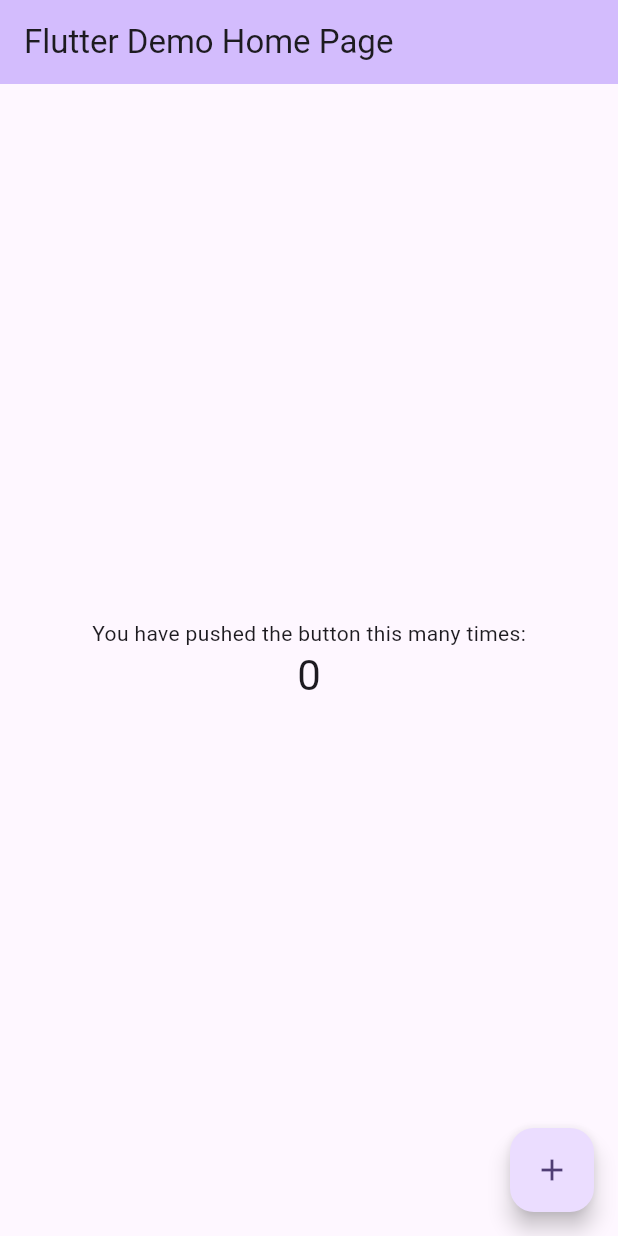
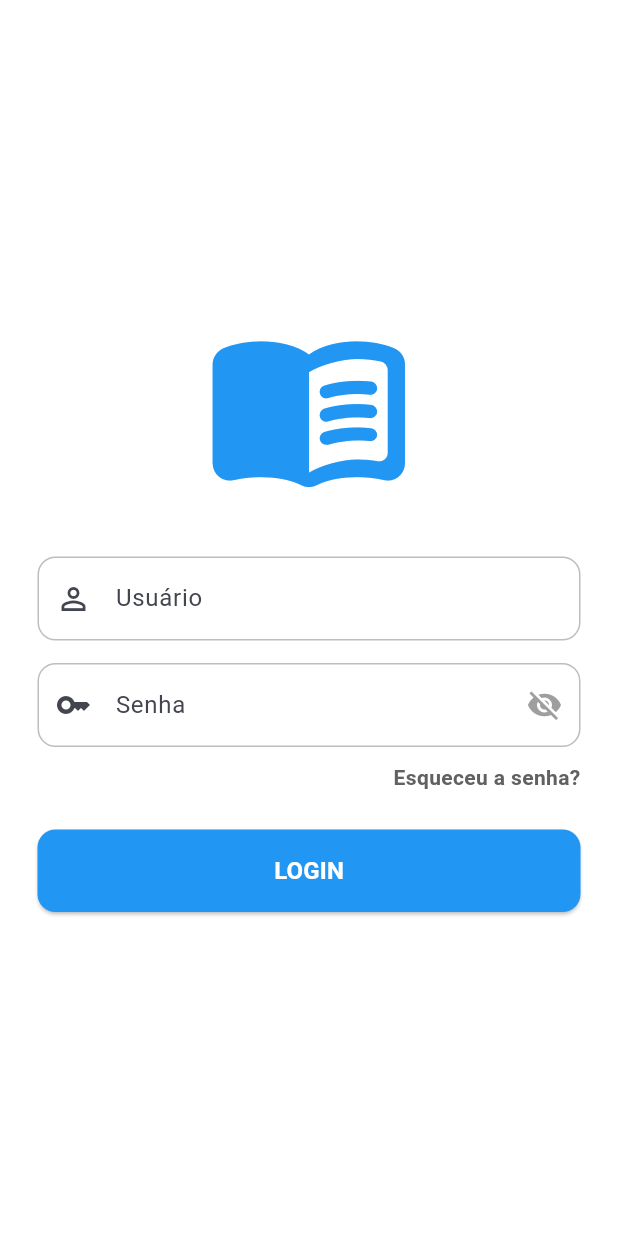
Before and after one commit to AvisonCirilo/pre_missao, a Flutter app: the screen it shows after launch, on a phone screen of 412 x 824 dp. Run offline on Flutter 3.47's test engine with Material 3 defaults, Android fonts, the phone set to English and light mode, and no system bars.

Commit message:
Configuração de telas: Login, recuperação de Senha

```diff
--- a/lib/main.dart
+++ b/lib/main.dart
@@ -1,122 +1,23 @@
 import 'package:flutter/material.dart';
+import 'package:missao_app/telas/login_tela.dart';
 
 void main() {
-  runApp(const MyApp());
+  runApp(const MissaoApp());
 }
 
-class MyApp extends StatelessWidget {
-  const MyApp({super.key});
+class MissaoApp extends StatelessWidget {
+  const MissaoApp({super.key});
 
-  // This widget is the root of your application.
   @override
   Widget build(BuildContext context) {
     return MaterialApp(
-      title: 'Flutter Demo',
+      title: 'Preparação Missionária',
+      debugShowCheckedModeBanner: false, // Tira a faixa de "DEBUG"
       theme: ThemeData(
-        // This is the theme of your application.
-        //
-        // TRY THIS: Try running your application with "flutter run". You'll see
-        // the application has a purple toolbar. Then, without quitting the app,
-        // try changing the seedColor in the colorScheme below to Colors.green
-        // and then invoke "hot reload" (save your changes or press the "hot
-        // reload" button in a Flutter-supported IDE, or press "r" if you used
-        // the command line to start the app).
-        //
-        // Notice that the counter didn't reset back to zero; the application
-        // state is not lost during the reload. To reset the state, use hot
-        // restart instead.
-        //
-        // This works for code too, not just values: Most code changes can be
-        // tested with just a hot reload.
-        colorScheme: .fromSeed(seedColor: Colors.deepPurple),
+        colorScheme: ColorScheme.fromSeed(seedColor: const Color(0xFF0D47A1)), // Azul escuro
+        useMaterial3: true,
       ),
-      home: const MyHomePage(title: 'Flutter Demo Home Page'),
+      home: const LoginPage(),
     );
   }
 }
-
-class MyHomePage extends StatefulWidget {
-  const MyHomePage({super.key, required this.title});
-
-  // This widget is the home page of your application. It is stateful, meaning
-  // that it has a State object (defined below) that contains fields that affect
-  // how it looks.
-
-  // This class is the configuration for the state. It holds the values (in this
-  // case the title) provided by the parent (in this case the App widget) and
-  // used by the build method of the State. Fields in a Widget subclass are
-  // always marked "final".
-
-  final String title;
-
-  @override
-  State<MyHomePage> createState() => _MyHomePageState();
-}
-
-class _MyHomePageState extends State<MyHomePage> {
-  int _counter = 0;
-
-  void _incrementCounter() {
-    setState(() {
-      // This call to setState tells the Flutter framework that something has
-      // changed in this State, which causes it to rerun the build method below
-      // so that the display can reflect the updated values. If we changed
-      // _counter without calling setState(), then the build method would not be
-      // called again, and so nothing would appear to happen.
-      _counter++;
-    });
-  }
-
-  @override
-  Widget build(BuildContext context) {
-    // This method is rerun every time setState is called, for instance as done
-    // by the _incrementCounter method above.
-    //
-    // The Flutter framework has been optimized to make rerunning build methods
-    // fast, so that you can just rebuild anything that needs updating rather
-    // than having to individually change instances of widgets.
-    return Scaffold(
-      appBar: AppBar(
-        // TRY THIS: Try changing the color here to a specific color (to
-        // Colors.amber, perhaps?) and trigger a hot reload to see the AppBar
-        // change color while the other colors stay the same.
-        backgroundColor: Theme.of(context).colorScheme.inversePrimary,
-        // Here we take the value from the MyHomePage object that was created by
-        // the App.build method, and use it to set our appbar title.
-        title: Text(widget.title),
-      ),
-      body: Center(
-        // Center is a layout widget. It takes a single child and positions it
-        // in the middle of the parent.
-        child: Column(
-          // Column is also a layout widget. It takes a list of children and
-          // arranges them vertically. By default, it sizes itself to fit its
-          // children horizontally, and tries to be as tall as its parent.
-          //
-          // Column has various properties to control how it sizes itself and
-          // how it positions its children. Here we use mainAxisAlignment to
-          // center the children vertically; the main axis here is the vertical
-          // axis because Columns are vertical (the cross axis would be
-          // horizontal).
-          //
-          // TRY THIS: Invoke "debug painting" (choose the "Toggle Debug Paint"
-          // action in the IDE, or press "p" in the console), to see the
-          // wireframe for each widget.
-          mainAxisAlignment: .center,
-          children: [
-            const Text('You have pushed the button this many times:'),
-            Text(
-              '$_counter',
-              style: Theme.of(context).textTheme.headlineMedium,
-            ),
-          ],
-        ),
-      ),
-      floatingActionButton: FloatingActionButton(
-        onPressed: _incrementCounter,
-        tooltip: 'Increment',
-        child: const Icon(Icons.add),
-      ),
-    );
-  }
-}
--- /dev/null
+++ b/lib/telas/login_tela.dart
@@ -0,0 +1,164 @@
+import 'package:flutter/material.dart';
+
+import 'home_tela.dart';
+import 'recuperar_senha.dart';
+
+class LoginPage extends StatefulWidget {
+  const LoginPage({super.key});
+
+  @override
+  State<LoginPage> createState() => _LoginPageState();
+}
+
+class _LoginPageState extends State<LoginPage> {
+  // Variável para controlar se a senha está oculta ou visível
+  bool _ocultarSenha = true;
+
+  @override
+  Widget build(BuildContext context) {
+    return Scaffold(
+      // Fundo branco conforme solicitado
+      backgroundColor: Colors.white,
+      body: SafeArea(
+        child: Center(
+          child: SingleChildScrollView(
+            child: Padding(
+              padding: const EdgeInsets.symmetric(horizontal: 25.0),
+              child: SizedBox(
+                width: 400,
+                child: Column(
+                  mainAxisAlignment: MainAxisAlignment.center,
+                  children: [
+                    // Ícone principal azul para combinar
+                    const Icon(
+                      Icons.menu_book_rounded,
+                      size: 140,
+                      color: Colors.blue,
+                    ),
+                    const SizedBox(height: 30),
+
+                    // Caixa de Texto: Usuário
+                    TextField(
+                      decoration: InputDecoration(
+                        hintText: 'Usuário',
+                        prefixIcon: const Icon(Icons.person_outline),
+                        // Bordas visíveis
+                        enabledBorder: OutlineInputBorder(
+                          borderRadius: BorderRadius.circular(12),
+                          borderSide: BorderSide(color: Colors.grey.shade400),
+                        ),
+                        focusedBorder: OutlineInputBorder(
+                          borderRadius: BorderRadius.circular(12),
+                          borderSide: const BorderSide(
+                            color: Colors.blue,
+                            width: 2,
+                          ),
+                        ),
+                      ),
+                    ),
+                    const SizedBox(height: 15),
+
+                    // Caixa de Texto: Senha
+                    TextField(
+                      // Controla se o texto vira bolinhas ou não
+                      obscureText: _ocultarSenha,
+                      decoration: InputDecoration(
+                        hintText: 'Senha',
+                        prefixIcon: const Icon(Icons.key),
+                        // Ícone do "olhinho" clicável
+                        suffixIcon: IconButton(
+                          icon: Icon(
+                            _ocultarSenha
+                                ? Icons.visibility_off
+                                : Icons.visibility,
+                            color: Colors.grey,
+                          ),
+                          onPressed: () {
+                            // Atualiza a tela ao clicar
+                            setState(() {
+                              _ocultarSenha = !_ocultarSenha;
+                            });
+                          },
+                        ),
+                        // Bordas visíveis
+                        enabledBorder: OutlineInputBorder(
+                          borderRadius: BorderRadius.circular(12),
+                          borderSide: BorderSide(color: Colors.grey.shade400),
+                        ),
+                        focusedBorder: OutlineInputBorder(
+                          borderRadius: BorderRadius.circular(12),
+                          borderSide: const BorderSide(
+                            color: Colors.blue,
+                            width: 2,
+                          ),
+                        ),
+                      ),
+                    ),
+                    const SizedBox(height: 10),
+
+                    // Link de Esquecer a Senha
+                    Row(
+                      mainAxisAlignment: MainAxisAlignment.end,
+                      children: [
+                        GestureDetector(
+                          onTap: () {
+                            Navigator.push(
+                              context,
+                              MaterialPageRoute(
+                                builder: (context) =>
+                                    const RecuperarSenhaTela(),
+                              ),
+                            );
+                          },
+                          child: Text(
+                            'Esqueceu a senha?',
+                            style: TextStyle(
+                              color: Colors.grey[700],
+                              fontWeight: FontWeight.bold,
+                            ),
+                          ),
+                        ),
+                      ],
+                    ),
+                    const SizedBox(height: 25),
+
+                    // Botão de Login Azul
+                    SizedBox(
+                      width: double.infinity,
+                      height: 55,
+                      child: ElevatedButton(
+                        style: ElevatedButton.styleFrom(
+                          backgroundColor: Colors.blue, // Botão Azul
+                          foregroundColor: Colors.white, // Texto Branco
+                          shape: RoundedRectangleBorder(
+                            borderRadius: BorderRadius.circular(12),
+                          ),
+                        ),
+                        onPressed: () {
+                          Navigator.push(
+                            context,
+                            MaterialPageRoute(
+                              builder: (context) => const HomeLider(),
+                            ),
+                          );
+                        },
+                        child: const Text(
+                          'LOGIN',
+                          style: TextStyle(
+                            fontSize: 16,
+                            fontWeight: FontWeight.bold,
+                          ),
+                        ),
+                      ),
+                    ),
+                    const SizedBox(height: 15),
+                  ],
+                ),
+              ),
+            ),
+          ),
+        ),
+      ),
+    );
+  }
+}
--- a/pubspec.yaml
+++ b/pubspec.yaml
@@ -34,6 +34,7 @@ dependencies:
   # The following adds the Cupertino Icons font to your application.
   # Use with the CupertinoIcons class for iOS style icons.
   cupertino_icons: ^1.0.8
+  url_launcher: ^6.3.2
 
 dev_dependencies:
   flutter_test:
```
Also changed, not shown: lib/telas/home_tela.dart (added, +137 -0 lines), lib/telas/recuperar_senha.dart (added, +106 -0 lines), pubspec.lock, 6 other files.
